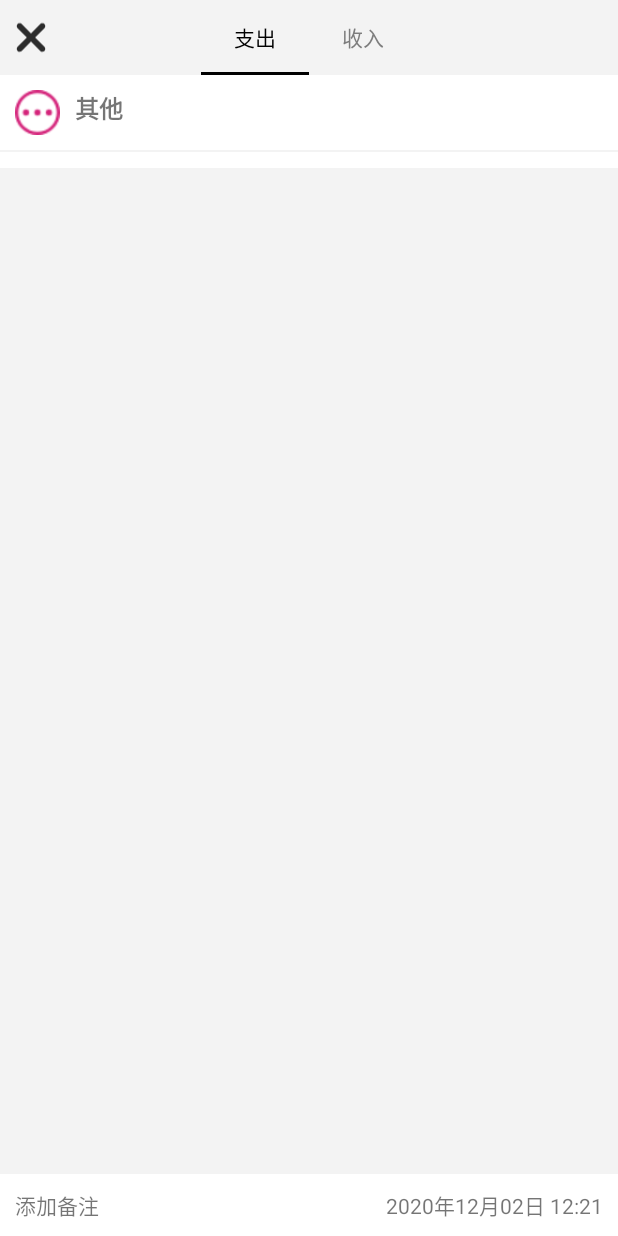
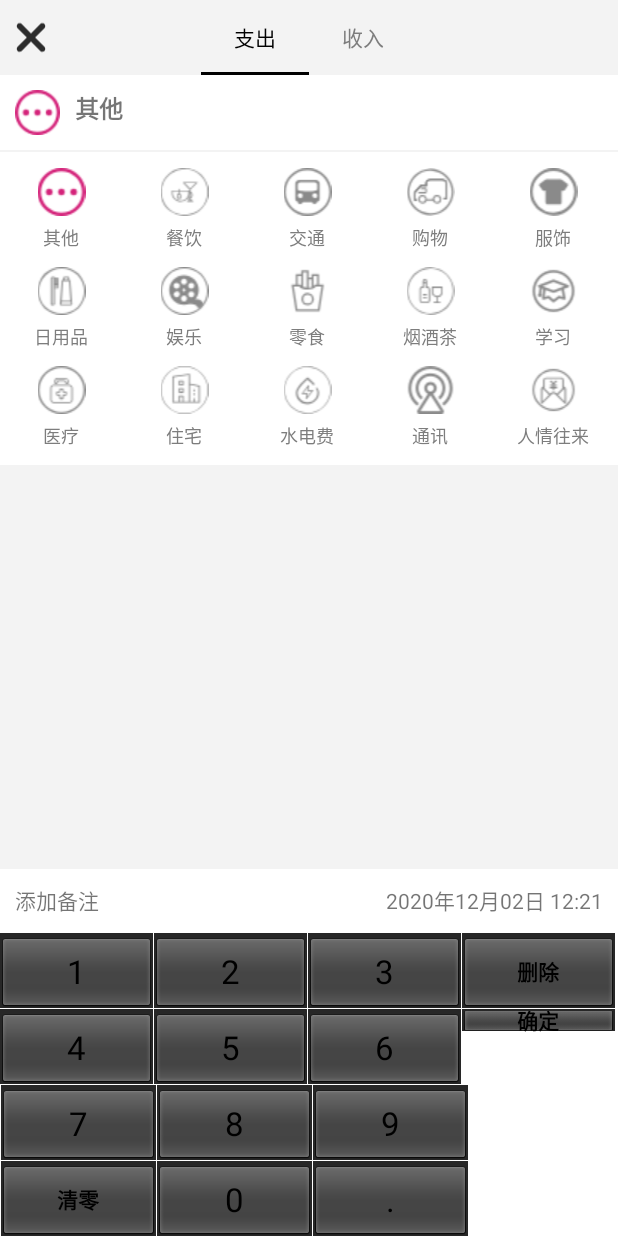
Before and after one commit to SpreadWater/LastClassDemo, an Android app: the screen it shows after launch (RecordActivity), after a tap on "记一笔", on a phone screen of 412 x 824 dp. Run offline under Robolectric (Android 15) with nearby library versions, the phone set to English and light mode, and no system bars.

Commit message:
12-09 数据库的逻辑添加

```diff
--- a/app/src/main/AndroidManifest.xml
+++ b/app/src/main/AndroidManifest.xml
@@ -3,6 +3,7 @@
     package="com.example.lastclassdemo">
 
     <application
+        android:name=".UniteApp"
         android:allowBackup="true"
         android:icon="@mipmap/ic_launcher"
         android:label="@string/app_name"
--- /dev/null
+++ b/app/src/main/java/com/example/lastclassdemo/UniteApp.java
@@ -0,0 +1,20 @@
+package com.example.lastclassdemo;
+
+import android.app.Application;
+
+import com.example.lastclassdemo.bean.DBManager;
+
+/**
+ * @author SpreadWater
+ * @Date 2020-12-09
+ * @Time 11:15
+ * @description 表示全局应用的类
+ */
+public class UniteApp extends Application {
+    @Override
+    public void onCreate() {
+        super.onCreate();
+        //清单文件当中注册一下
+        DBManager.initDB(getApplicationContext());
+    }
+}
--- /dev/null
+++ b/app/src/main/java/com/example/lastclassdemo/adapter/TypeBaseAdapter.java
@@ -0,0 +1,64 @@
+package com.example.lastclassdemo.adapter;
+
+import android.content.Context;
+import android.view.LayoutInflater;
+import android.view.View;
+import android.view.ViewGroup;
+import android.widget.BaseAdapter;
+import android.widget.ImageView;
+import android.widget.TextView;
+
+import com.example.lastclassdemo.R;
+import com.example.lastclassdemo.bean.TypeBean;
+
+import java.util.List;
+
+/**
+ * @author SpreadWater
+ * @Date 2020-12-09
+ * @Time 11:25
+ * @description
+ */
+public class TypeBaseAdapter extends BaseAdapter {
+    Context context;
+    List<TypeBean>mDatas;
+    int selectPos=0;//本次点击的位置
+    public TypeBaseAdapter(Context context, List<TypeBean> mDatas) {
+        this.context = context;
+        this.mDatas = mDatas;
+    }
+
+    @Override
+    public int getCount() {
+        return mDatas.size();
+    }
+
+    @Override
+    public Object getItem(int i) {
+        return mDatas.get(i);
+    }
+
+    @Override
+    public long getItemId(int i) {
+        return i;
+    }
+
+    @Override
+    public View getView(int i, View view, ViewGroup viewGroup) {
+        view= LayoutInflater.from(context).inflate(R.layout.item_recordfrag_gv,viewGroup,false);
+        //查找布局当中控件
+        ImageView iv=view.findViewById(R.id.item_recordfrag_iv);
+        TextView tv=view.findViewById(R.id.item_recordfrag_tv);
+        //获取指定位置的数据源
+        TypeBean typeBean=mDatas.get(i);
+        tv.setText(typeBean.getTypename());
+        //判断当前位置是否被点击
+        if (selectPos==i){
+            iv.setImageResource(typeBean.getSimageId());
+        }else{
+            iv.setImageResource(typeBean.getImageId());
+        }
+        return view;
+    }
+    //这个适配器不考虑复用问题，因为所有的item都显示在界面上，不会因为滑动就消失，没有多余的convertview，所以不用腹泻
+}
--- /dev/null
+++ b/app/src/main/java/com/example/lastclassdemo/bean/DBManager.java
@@ -0,0 +1,45 @@
+package com.example.lastclassdemo.bean;
+
+import android.content.Context;
+import android.database.Cursor;
+import android.database.sqlite.SQLiteDatabase;
+
+import java.util.ArrayList;
+import java.util.List;
+
+/**
+ * @author SpreadWater
+ * @Date 2020-12-09
+ * @Time 11:11
+ * @description 负责管理数据库的类，主要对表的内容进行操作
+ */
+public class DBManager {
+    private static SQLiteDatabase db;
+    //初始化数据库对象
+    public  static void  initDB(Context context){
+        DBOpenHelper helper=new DBOpenHelper(context);//得到帮助类对象
+        //得到数据库对象
+        db=helper.getWritableDatabase();
+    }
+/*
+    读取数据库当中的数据，写入内存集合中
+ */
+    public static List<TypeBean>getTypeList(int kind){
+        List<TypeBean>list=new ArrayList<>();
+        //读取type表当中的数据
+        String sql="select * from typetb where kind ="+kind;
+        Cursor cursor=db.rawQuery(sql,null);
+        //循环读入
+        while (cursor.moveToNext()){
+            String typename=cursor.getString(cursor.getColumnIndex("typename"));
+            int imageId=cursor.getInt(cursor.getColumnIndex("imageId"));
+            int sImageId=cursor.getInt(cursor.getColumnIndex("sImageId"));
+            int kindl=cursor.getInt(cursor.getColumnIndex("kind"));
+            int id=cursor.getInt(cursor.getColumnIndex("id"));
+            TypeBean typeBean=new TypeBean(id,typename,imageId,sImageId,kind);
+            list.add(typeBean);
+        }
+        return list;
+    }
+
+}
--- /dev/null
+++ b/app/src/main/java/com/example/lastclassdemo/bean/DBOpenHelper.java
@@ -0,0 +1,72 @@
+package com.example.lastclassdemo.bean;
+
+import android.content.Context;
+import android.database.sqlite.SQLiteDatabase;
+import android.database.sqlite.SQLiteOpenHelper;
+
+import androidx.annotation.Nullable;
+
+import com.example.lastclassdemo.R;
+
+/**
+ * @author SpreadWater
+ * @Date 2020-12-09
+ * @Time 10:53
+ * @description
+ */
+public class DBOpenHelper extends SQLiteOpenHelper {
+    public DBOpenHelper(@Nullable Context context) {
+        super(context, "tally.db", null, 1);
+    }
+    //创建数据库的方法，项目第一次运行时被调用
+    @Override
+    public void onCreate(SQLiteDatabase sqLiteDatabase) {
+        //创建表示类型的表
+        String sql="create table typetb(id integer primary key autoincrement," +
+                "typename varchar(10)," +
+                "imageId integer," +
+                "sImageId integer," +
+                "kind integer)";
+        sqLiteDatabase.execSQL(sql);
+        insertType(sqLiteDatabase);
+    }
+
+    private void insertType(SQLiteDatabase sqLiteDatabase) {
+        //向typetb表当中插入元素
+        String sql="insert into typetb (typename,imageId,sImageId,kind) values (?,?,?,?)";
+        sqLiteDatabase.execSQL(sql,new Object[]{"其他", R.mipmap.ic_qita,R.mipmap.ic_qita_fs,0});//支出插入
+        sqLiteDatabase.execSQL(sql,new Object[]{"餐饮", R.mipmap.ic_canyin,R.mipmap.ic_canyin_fs,0});//支出插入
+        sqLiteDatabase.execSQL(sql,new Object[]{"交通", R.mipmap.ic_jiaotong,R.mipmap.ic_jiaotong_fs,0});//支出插入
+        sqLiteDatabase.execSQL(sql,new Object[]{"购物", R.mipmap.ic_gouwu,R.mipmap.ic_gouwu_fs,0});//支出插入
+        sqLiteDatabase.execSQL(sql,new Object[]{"服饰", R.mipmap.ic_fushi,R.mipmap.ic_fushi_fs,0});//支出插入
+        sqLiteDatabase.execSQL(sql,new Object[]{"日用品", R.mipmap.ic_riyongpin,R.mipmap.ic_riyongpin_fs,0});//支出插入
+        sqLiteDatabase.execSQL(sql,new Object[]{"娱乐", R.mipmap.ic_yule,R.mipmap.ic_yule_fs,0});//支出插入
+        sqLiteDatabase.execSQL(sql,new Object[]{"零食", R.mipmap.ic_lingshi,R.mipmap.ic_lingshi_fs,0});//支出插入
+        sqLiteDatabase.execSQL(sql,new Object[]{"烟酒茶", R.mipmap.ic_yanjiu,R.mipmap.ic_yanjiu_fs,0});//支出插入
+        sqLiteDatabase.execSQL(sql,new Object[]{"学习", R.mipmap.ic_xuexi,R.mipmap.ic_xuexi_fs,0});//支出插入
+        sqLiteDatabase.execSQL(sql,new Object[]{"医疗", R.mipmap.ic_yiliao,R.mipmap.ic_yiliao_fs,0});//支出插入
+        sqLiteDatabase.execSQL(sql,new Object[]{"住宅", R.mipmap.ic_zhufang,R.mipmap.ic_zhufang_fs,0});//支出插入
+        sqLiteDatabase.execSQL(sql,new Object[]{"水电费", R.mipmap.ic_shuidianfei,R.mipmap.ic_shuidianfei_fs,0});//支出插入
+        sqLiteDatabase.execSQL(sql,new Object[]{"通讯", R.mipmap.ic_tongxun,R.mipmap.ic_tongxun_fs,0});//支出插入
+        sqLiteDatabase.execSQL(sql,new Object[]{"人情往来", R.mipmap.ic_renqingwanglai,R.mipmap.ic_renqingwanglai_fs,0});//支出插入
+
+
+        //收入的插入
+        sqLiteDatabase.execSQL(sql,new Object[]{"其他", R.mipmap.in_qt,R.mipmap.in_qt_fs,1});
+        sqLiteDatabase.execSQL(sql,new Object[]{"薪资", R.mipmap.in_xinzi,R.mipmap.in_xinzi_fs,1});
+        sqLiteDatabase.execSQL(sql,new Object[]{"奖金", R.mipmap.in_jiangjin,R.mipmap.in_jiangjin_fs,1});
+        sqLiteDatabase.execSQL(sql,new Object[]{"借入", R.mipmap.in_jieru,R.mipmap.in_jieru_fs,1});
+        sqLiteDatabase.execSQL(sql,new Object[]{"收债", R.mipmap.in_shouzhai,R.mipmap.in_shouzhai_fs,1});
+        sqLiteDatabase.execSQL(sql,new Object[]{"利息收入", R.mipmap.in_lixifuji,R.mipmap.in_lixifuji_fs,1});
+        sqLiteDatabase.execSQL(sql,new Object[]{"投资回报", R.mipmap.in_touzi,R.mipmap.in_touzi_fs,1});
+        sqLiteDatabase.execSQL(sql,new Object[]{"二手交易", R.mipmap.in_ershoushebei,R.mipmap.in_ershoushebei_fs,1});
+        sqLiteDatabase.execSQL(sql,new Object[]{"意外所得", R.mipmap.in_yiwai,R.mipmap.in_yiwai_fs,1});
+
+    }
+
+    //数据库的版本发生改变时，调用该方法
+    @Override
+    public void onUpgrade(SQLiteDatabase sqLiteDatabase, int i, int i1) {
+
+    }
+}
--- /dev/null
+++ b/app/src/main/java/com/example/lastclassdemo/bean/TypeBean.java
@@ -0,0 +1,66 @@
+package com.example.lastclassdemo.bean;
+
+/**
+ * @author SpreadWater
+ * @Date 2020-12-06
+ * @Time 16:15
+ * @description 表示收入和支出具体的类
+ */
+public  class TypeBean {
+    int id;
+    String typename;//类型名称
+    int imageId;//未被选中图片的id
+    int simageId;//被选中图片的id
+    int kind;//收入为-1，支出为 0
+
+    public TypeBean() {
+    }
+
+    public TypeBean(int id, String typename, int imageId, int simageId, int kind) {
+        this.id = id;
+        this.typename = typename;
+        this.imageId = imageId;
+        this.simageId = simageId;
+        this.kind = kind;
+    }
+
+    public int getId() {
+        return id;
+    }
+
+    public void setId(int id) {
+        this.id = id;
+    }
+
+    public String getTypename() {
+        return typename;
+    }
+
+    public void setTypename(String typename) {
+        this.typename = typename;
+    }
+
+    public int getImageId() {
+        return imageId;
+    }
+
+    public void setImageId(int imageId) {
+        this.imageId = imageId;
+    }
+
+    public int getSimageId() {
+        return simageId;
+    }
+
+    public void setSimageId(int simageId) {
+        this.simageId = simageId;
+    }
+
+    public int getKind() {
+        return kind;
+    }
+
+    public void setKind(int kind) {
+        this.kind = kind;
+    }
+}
--- a/app/src/main/java/com/example/lastclassdemo/frag_record/OutcomeFragment.java
+++ b/app/src/main/java/com/example/lastclassdemo/frag_record/OutcomeFragment.java
@@ -1,5 +1,6 @@
 package com.example.lastclassdemo.frag_record;
 
+import android.inputmethodservice.KeyboardView;
 import android.os.Bundle;
 
 import androidx.fragment.app.Fragment;
@@ -7,60 +8,70 @@ import androidx.fragment.app.Fragment;
 import android.view.LayoutInflater;
 import android.view.View;
 import android.view.ViewGroup;
+import android.widget.EditText;
+import android.widget.GridView;
+import android.widget.ImageView;
+import android.widget.TextView;
 
 import com.example.lastclassdemo.R;
+import com.example.lastclassdemo.adapter.TypeBaseAdapter;
+import com.example.lastclassdemo.bean.DBManager;
+import com.example.lastclassdemo.bean.TypeBean;
+import com.example.lastclassdemo.utils.KeyBoardUtils;
+
+import java.util.ArrayList;
+import java.util.List;
 
 /**
- * A simple {@link Fragment} subclass.
- * Use the {@link OutcomeFragment#newInstance} factory method to
- * create an instance of this fragment.
+ *记录支出模块的支出部分
  */
 public class OutcomeFragment extends Fragment {
 
-    // TODO: Rename parameter arguments, choose names that match
-    // the fragment initialization parameters, e.g. ARG_ITEM_NUMBER
-    private static final String ARG_PARAM1 = "param1";
-    private static final String ARG_PARAM2 = "param2";
-
-    // TODO: Rename and change types of parameters
-    private String mParam1;
-    private String mParam2;
-
-    public OutcomeFragment() {
-        // Required empty public constructor
-    }
-
-    /**
-     * Use this factory method to create a new instance of
-     * this fragment using the provided parameters.
-     *
-     * @param param1 Parameter 1.
-     * @param param2 Parameter 2.
-     * @return A new instance of fragment OutcomeFragment.
-     */
-    // TODO: Rename and change types and number of parameters
-    public static OutcomeFragment newInstance(String param1, String param2) {
-        OutcomeFragment fragment = new OutcomeFragment();
-        Bundle args = new Bundle();
-        args.putString(ARG_PARAM1, param1);
-        args.putString(ARG_PARAM2, param2);
-        fragment.setArguments(args);
-        return fragment;
-    }
-
-    @Override
-    public void onCreate(Bundle savedInstanceState) {
-        super.onCreate(savedInstanceState);
-        if (getArguments() != null) {
-            mParam1 = getArguments().getString(ARG_PARAM1);
-            mParam2 = getArguments().getString(ARG_PARAM2);
-        }
-    }
-
+    KeyboardView keyboardView;
+    EditText monyEt;
+    ImageView typeIv;
+    TextView typeTv,beizhuTv,timeTv;
+    GridView typeGv;
+    List<TypeBean>typeList;
+    TypeBaseAdapter adapter;
     @Override
     public View onCreateView(LayoutInflater inflater, ViewGroup container,
                              Bundle savedInstanceState) {
-        // Inflate the layout for this fragment
-        return inflater.inflate(R.layout.fragment_outcome, container, false);
+        View view=inflater.inflate(R.layout.fragment_outcome,container,false);
+        initView(view);
+        //给gridview填充数据
+        loadDataToGv();
+        return view;
+    }
+
+    private void loadDataToGv() {
+        typeList=new ArrayList<>();
+        adapter=new TypeBaseAdapter(getContext(),typeList);
+        typeGv.setAdapter(adapter);
+        //获取数据库当中的数据源
+       List<TypeBean>outlist= DBManager.getTypeList(0);
+       typeList.addAll(outlist);
+       adapter.notifyDataSetChanged();
+    }
+
+    private void initView(View view) {
+        keyboardView=view.findViewById(R.id.frag_record_keyborad);
+        monyEt=view.findViewById(R.id.frag_record_et_money);
+        typeIv=view.findViewById(R.id.frag_record_iv);
+        typeGv=view.findViewById(R.id.frag_record_record_gv);
+        typeTv=view.findViewById(R.id.frag_record_tv_type);
+        beizhuTv=view.findViewById(R.id.frag_record_tv_beizhu);
+        timeTv=view.findViewById(R.id.frag_record_tv_time);
+        //显示自定义软键盘
+        KeyBoardUtils boardUtils=new KeyBoardUtils(keyboardView,monyEt);
+        boardUtils.showKeyboard();
+        //设置接口监听确定按钮
+        boardUtils.setOnEnsureListener(new KeyBoardUtils.OnEnsureListener() {
+            @Override
+            public void onEnsure() {
+                //TODO 获取记录的信息，返回上一级
+            }
+        });
+
     }
 }
--- a/app/src/main/res/layout/fragment_outcome.xml
+++ b/app/src/main/res/layout/fragment_outcome.xml
@@ -56,24 +56,12 @@
         android:numColumns="5"
         android:paddingTop="5dp"
         android:paddingBottom="5dp" />
-    <!--TODO 自定义View的一个软键盘-->
-    <android.inputmethodservice.KeyboardView
-        android:id="@+id/frag_record_keyborad"
-        android:layout_width="match_parent"
-        android:layout_height="wrap_content"
-        android:layout_alignParentBottom="true"
-        android:background="@color/grey_f3f3f3"
-        android:focusable="true"
-        android:focusableInTouchMode="true"
-        android:keyTextColor="@color/black"
-        android:paddingTop="1dp"
-        android:shadowColor="@color/white"
-        android:shadowRadius="0.0" />
+
 
     <RelativeLayout
         android:layout_width="match_parent"
         android:layout_height="wrap_content"
-        android:layout_alignParentBottom="true"
+        android:layout_above="@id/frag_record_keyborad"
         android:background="@color/white">
 
         <TextView
@@ -93,4 +81,17 @@
             android:text="添加备注" />
     </RelativeLayout>
 
+    <!--TODO 自定义View的一个软键盘-->
+    <android.inputmethodservice.KeyboardView
+        android:id="@+id/frag_record_keyborad"
+        android:layout_width="match_parent"
+        android:layout_height="wrap_content"
+        android:layout_alignParentBottom="true"
+        android:background="@color/white"
+        android:focusable="true"
+        android:focusableInTouchMode="true"
+        android:keyTextColor="@color/black"
+        android:paddingTop="1dp"
+        android:shadowColor="@color/white"
+        android:shadowRadius="0.0" />
 </RelativeLayout>
--- /dev/null
+++ b/app/src/main/res/layout/item_recordfrag_gv.xml
@@ -0,0 +1,23 @@
+<?xml version="1.0" encoding="utf-8"?>
+<LinearLayout
+    xmlns:android="http://schemas.android.com/apk/res/android"
+    android:layout_width="match_parent"
+    android:layout_height="match_parent"
+    android:orientation="vertical"
+    android:padding="5dp">
+    <ImageView
+        android:id="@+id/item_recordfrag_iv"
+        android:layout_width="match_parent"
+        android:layout_height="wrap_content"
+        android:src="@mipmap/ic_qita_fs"/>
+    <TextView
+        android:id="@+id/item_recordfrag_tv"
+        android:layout_width="match_parent"
+        android:layout_height="wrap_content"
+        android:text="其他"
+        android:layout_marginTop="5dp"
+        android:textSize="12sp"
+        android:textColor="@color/grey_7D7D7D"
+        android:gravity="center"/>
+
+</LinearLayout>
```
